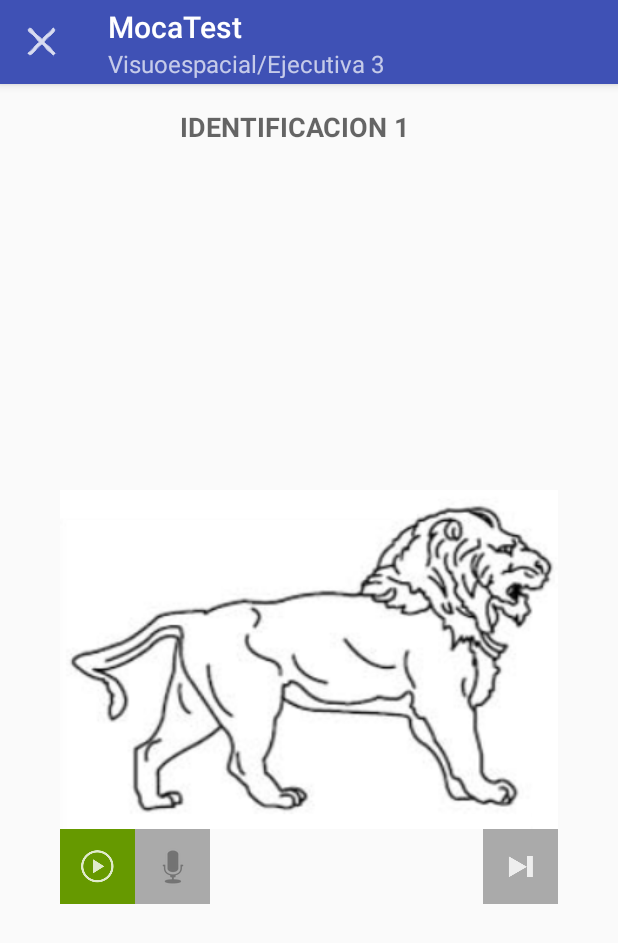
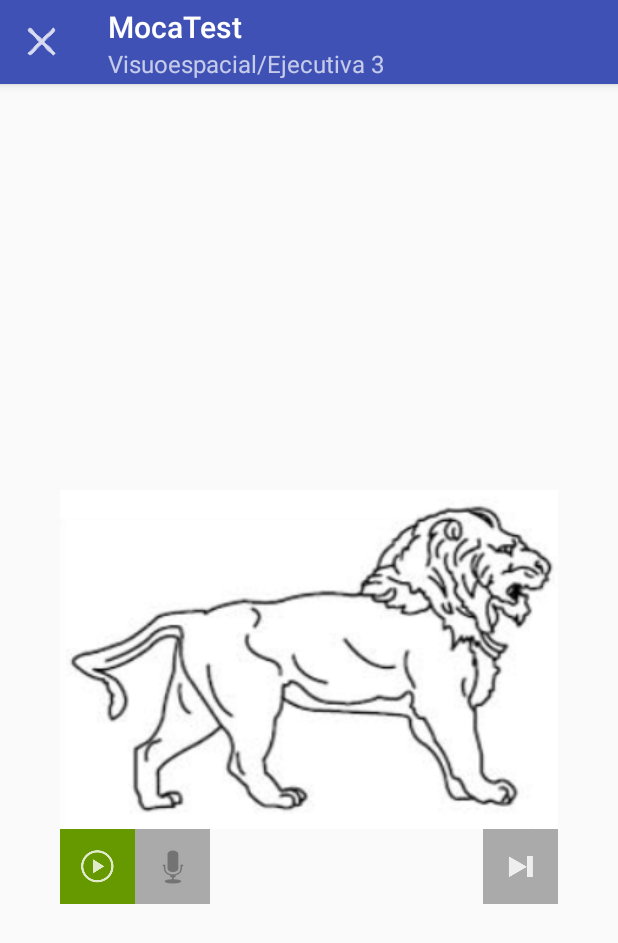
Before and after one commit to tbchk/NeuroTester, an Android app: the fragment Moca3Fragment placed in its activity, after a tap on an icon or button, on a phone screen of 412 x 824 dp. Shown: the top 943 px of the screen. Run offline under Robolectric (Android 15) with nearby library versions, the phone set to English and light mode, and no system bars; 3 other taps on this screen came first.

Commit message:
Update DB

```diff
--- a/app/src/main/java/com/chameleonsoftware/Database/DBManager.java
+++ b/app/src/main/java/com/chameleonsoftware/Database/DBManager.java
@@ -65,14 +65,11 @@ public class DBManager extends SQLiteOpenHelper {
 
     @Override
     public void onCreate(SQLiteDatabase db) {
-        if (DEBUG)
-            Log.i(LOG_TAG, "new create");
 
+        if (DEBUG) Log.i(LOG_TAG, "new create");
 
         try {
             db.execSQL(TABLE_CREATE);
-
-
         } catch (Exception exception) {
             if (DEBUG)
                 Log.i(LOG_TAG, "Exception onCreate() exception");
--- a/app/src/main/java/com/chameleonsoftware/moca_fragments/Moca2Fragment.java
+++ b/app/src/main/java/com/chameleonsoftware/moca_fragments/Moca2Fragment.java
@@ -76,9 +76,9 @@ public class Moca2Fragment extends Fragment implements View.OnTouchListener{
         imageVisor1 = (ImageView) rootView.findViewById(R.id.moca2view1);
         imageVisor2 = (ImageView) rootView.findViewById(R.id.moca4View);
 
-        startBtn = (ImageButton) rootView.findViewById(R.id.moca2StartButton);
+        startBtn = (ImageButton) rootView.findViewById(R.id.moca4StartButton);
         refreshBtn = (ImageButton) rootView.findViewById(R.id.moca2RefreshButton);
-        nextButton = (ImageButton) rootView.findViewById(R.id.moca2NextButton);
+        nextButton = (ImageButton) rootView.findViewById(R.id.moca4NextButton);
 
         timerTextView = (TextView) rootView.findViewById(R.id.moca2TimerText);
 
--- a/app/src/main/java/com/chameleonsoftware/moca_fragments/Moca3Fragment.java
+++ b/app/src/main/java/com/chameleonsoftware/moca_fragments/Moca3Fragment.java
@@ -76,9 +76,9 @@ public class Moca3Fragment extends Fragment implements View.OnTouchListener {
         setDrawingArea();
 
         visor = (ImageView) rootView.findViewById(R.id.moca4View);
-        startBtn = (ImageButton) rootView.findViewById(R.id.moca2StartButton);
+        startBtn = (ImageButton) rootView.findViewById(R.id.moca4StartButton);
         refreshBtn = (ImageButton) rootView.findViewById(R.id.moca2RefreshButton);
-        nextButton = (ImageButton) rootView.findViewById(R.id.moca2NextButton);
+        nextButton = (ImageButton) rootView.findViewById(R.id.moca4NextButton);
         timerTextView = (TextView) rootView.findViewById(R.id.moca3TimerText);
 
 
--- a/app/src/main/res/layout/moca_fragment_moca4.xml
+++ b/app/src/main/res/layout/moca_fragment_moca4.xml
@@ -24,17 +24,7 @@
                 android:layout_width="wrap_content"
                 android:layout_height="wrap_content"
                 android:textAppearance="?android:attr/textAppearanceMedium"
-                android:text="IDENTIFICACION 1"
-                android:id="@+id/textView24"
-                android:textStyle="bold"
-                android:textAlignment="center"
-                android:layout_marginRight="10dp" />
-
-            <TextView
-                android:layout_width="wrap_content"
-                android:layout_height="wrap_content"
-                android:textAppearance="?android:attr/textAppearanceMedium"
-                android:id="@+id/moca3TimerText"
+                android:id="@+id/moca4TimerText"
                 android:textStyle="bold"
                 android:textAlignment="center"
                 android:layout_marginRight="20dp" />
@@ -58,9 +48,8 @@
             <ImageButton
                 android:layout_width="50dp"
                 android:layout_height="50dp"
-                android:id="@+id/moca2StartButton"
+                android:id="@+id/moca4StartButton"
                 android:src="@drawable/custom_play"
-                android:onClick="moca1RefreshClick"
                 android:layout_alignParentStart="true"
                 android:background="@android:color/holo_green_dark"
                 android:layout_alignParentLeft="true" />
@@ -70,18 +59,16 @@
                 android:layout_height="50dp"
                 android:id="@+id/moca4RecordButton"
                 android:src="@android:drawable/ic_btn_speak_now"
-                android:onClick="moca1RefreshClick"
                 android:background="@android:color/darker_gray"
-                android:layout_alignBottom="@+id/moca2StartButton"
-                android:layout_alignTop="@+id/moca2StartButton"
-                android:layout_toRightOf="@+id/moca2StartButton" />
+                android:layout_alignBottom="@+id/moca4StartButton"
+                android:layout_alignTop="@+id/moca4StartButton"
+                android:layout_toRightOf="@+id/moca4StartButton" />
 
             <ImageButton
                 android:layout_width="50dp"
                 android:layout_height="50dp"
-                android:id="@+id/moca2NextButton"
+                android:id="@+id/moca4NextButton"
                 android:src="@drawable/custom_next"
-                android:onClick="moca2Create"
                 android:background="@android:color/darker_gray"
                 android:layout_alignParentRight="true" />
         </RelativeLayout>
```
Also changed, not shown: app/src/main/res/layout/moca_fragment_moca2.xml (+5 -5 lines), app/src/main/res/layout/moca_fragment_moca3.xml (+7 -7 lines), 1 other file.
